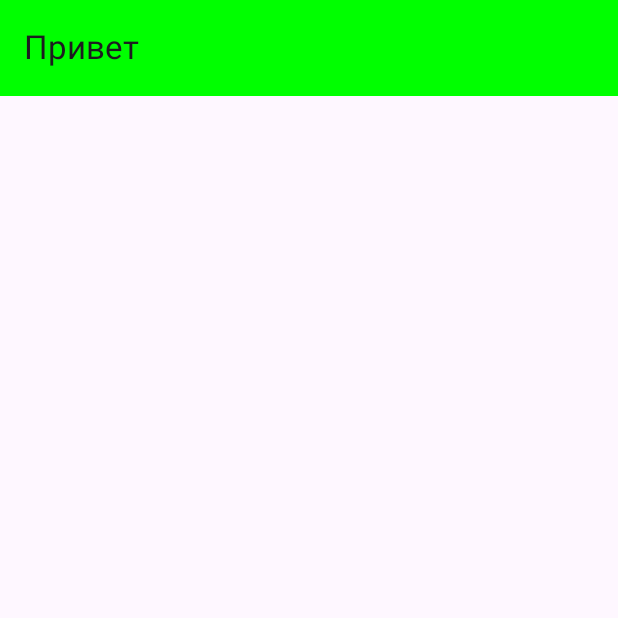
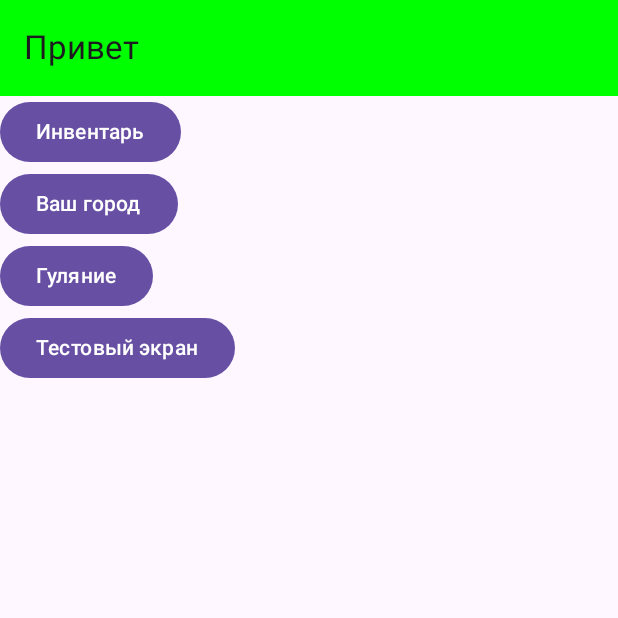
Before and after one commit to dmitrysukhov96/Inventory, an Android app built with Jetpack Compose: the screen it shows after launch (MainActivity), on a phone screen of 412 x 824 dp, the top half of it. Run offline under Robolectric (Android 15) with nearby library versions, the phone set to English and light mode, and no system bars.

Commit message:
скидываю новую навигацию

```diff
--- a/app/src/main/java/com/dmitrysukhov/inventory/City.kt
+++ b/app/src/main/java/com/dmitrysukhov/inventory/City.kt
@@ -14,6 +14,8 @@ import androidx.compose.runtime.setValue
 import androidx.compose.ui.Modifier
 import androidx.compose.ui.unit.dp
 import androidx.navigation.NavHostController
+
+const val CITY_SCREEN = "City screen"
 
 @Composable
 fun CityScreen(navController: NavHostController) {
--- a/app/src/main/java/com/dmitrysukhov/inventory/InventoryApp.kt
+++ b/app/src/main/java/com/dmitrysukhov/inventory/Inventory.kt
@@ -1,50 +1,16 @@
 package com.dmitrysukhov.inventory
 
 import androidx.compose.foundation.layout.Column
-import androidx.compose.foundation.layout.padding
 import androidx.compose.material3.Button
-import androidx.compose.material3.ExperimentalMaterial3Api
-import androidx.compose.material3.Scaffold
 import androidx.compose.material3.Text
 import androidx.compose.material3.TextField
-import androidx.compose.material3.TopAppBar
-import androidx.compose.material3.TopAppBarDefaults.topAppBarColors
 import androidx.compose.runtime.Composable
 import androidx.compose.runtime.getValue
 import androidx.compose.runtime.mutableStateOf
 import androidx.compose.runtime.saveable.rememberSaveable
 import androidx.compose.runtime.setValue
-import androidx.compose.ui.Modifier
-import androidx.compose.ui.graphics.Color
 import androidx.compose.ui.unit.sp
 import androidx.navigation.NavHostController
-import androidx.navigation.compose.NavHost
-import androidx.navigation.compose.composable
-import androidx.navigation.compose.rememberNavController
-
-@OptIn(ExperimentalMaterial3Api::class)
-@Composable
-fun InventoryApp() {
-    Scaffold(topBar = {
-        TopAppBar(
-            title = { Text(text = "Привет") },
-            colors = topAppBarColors(containerColor = Color.Green)
-        )
-    })
-    { padding ->
-        val navController = rememberNavController()
-        NavHost(
-            navController = navController,
-            startDestination = INVENTORY_SCREEN,
-            modifier = Modifier.padding(padding)
-        ) {
-            composable(INVENTORY_SCREEN) { InventoryScreen(navController) }
-            composable(ADD_ITEM_SCREEN) { AddItemScreen(navController) }
-            composable(EDIT_ITEM_SCREEN) { EditItemScreen(navController) }
-            composable(ITEM_DETAILS_SCREEN) { ItemDetailsScreen(navController) }
-        }
-    }
-}
 
 @Composable
 fun InventoryScreen(navController: NavHostController) {
--- a/app/src/main/java/com/dmitrysukhov/inventory/MainActivity.kt
+++ b/app/src/main/java/com/dmitrysukhov/inventory/MainActivity.kt
@@ -3,12 +3,81 @@ package com.dmitrysukhov.inventory
 import android.os.Bundle
 import androidx.activity.ComponentActivity
 import androidx.activity.compose.setContent
+import androidx.compose.foundation.layout.Column
+import androidx.compose.foundation.layout.fillMaxSize
+import androidx.compose.foundation.layout.padding
+import androidx.compose.material3.Button
+import androidx.compose.material3.ExperimentalMaterial3Api
+import androidx.compose.material3.Scaffold
+import androidx.compose.material3.Text
+import androidx.compose.material3.TopAppBar
+import androidx.compose.material3.TopAppBarDefaults.topAppBarColors
+import androidx.compose.runtime.Composable
+import androidx.compose.ui.Modifier
+import androidx.compose.ui.graphics.Color
+import androidx.navigation.NavHostController
+import androidx.navigation.compose.NavHost
+import androidx.navigation.compose.composable
+import androidx.navigation.compose.rememberNavController
 
 class MainActivity : ComponentActivity() {
     override fun onCreate(savedInstanceState: Bundle?) {
         super.onCreate(savedInstanceState)
-        setContent {
-            InventoryApp()
+        setContent { MyApp() }
+    }
+}
+
+@OptIn(ExperimentalMaterial3Api::class)
+@Composable
+fun MyApp() {
+    Scaffold(topBar = {
+        TopAppBar(
+            title = { Text(text = "Привет") },
+            colors = topAppBarColors(containerColor = Color.Green)
+        )
+    })
+    { padding ->
+        val navController = rememberNavController()
+        NavHost(
+            navController = navController,
+            startDestination = MAIN_SCREEN,
+            modifier = Modifier.padding(padding)
+        ) {
+            composable(MAIN_SCREEN) { MainScreen(navController) }
+
+            composable(CITY_SCREEN) { CityScreen(navController) }
+
+            composable(TEST_SCREEN) { TestScreen(navController) }
+
+            composable(INVENTORY_SCREEN) { InventoryScreen(navController) }
+            composable(ADD_ITEM_SCREEN) { AddItemScreen(navController) }
+            composable(EDIT_ITEM_SCREEN) { EditItemScreen(navController) }
+            composable(ITEM_DETAILS_SCREEN) { ItemDetailsScreen(navController) }
+
+            composable(SCREEN_HOUSE) { ScreenHouse(navController) }
+            composable(SCREEN_ATB) { ScreenAtb(navController) }
+            composable(SCREEN_HOME) { ScreenHome(navController) }
+            composable(SCREEN_WALK) { ScreenWalk(navController) }
         }
     }
 }
+
+val MAIN_SCREEN = "Main screen"
+
+@Composable
+fun MainScreen(navController: NavHostController) {
+    Column(modifier = Modifier.fillMaxSize()) {
+        Button(onClick = { navController.navigate(INVENTORY_SCREEN) }) {
+            Text(text = "Инвентарь")
+        }
+        Button(onClick = { navController.navigate(CITY_SCREEN) }) {
+            Text(text = "Ваш город")
+        }
+        Button(onClick = { navController.navigate(SCREEN_HOUSE) }) {
+            Text(text = "Гуляние")
+        }
+        Button(onClick = { navController.navigate(TEST_SCREEN) }) {
+            Text(text = "Тестовый экран")
+        }
+    }
+}
```
